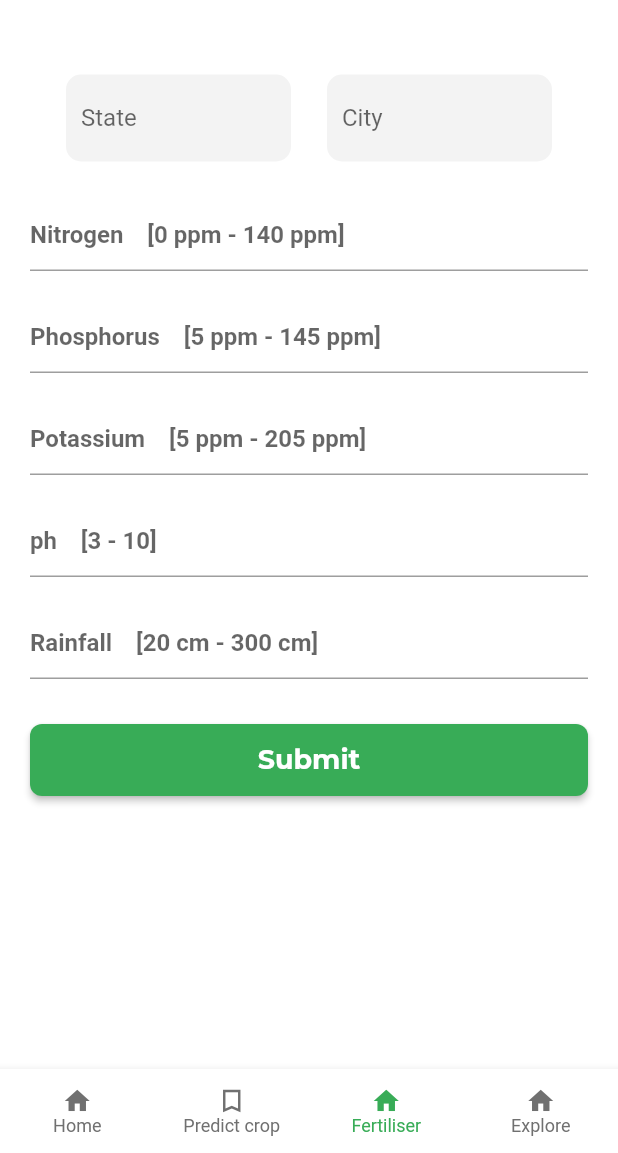
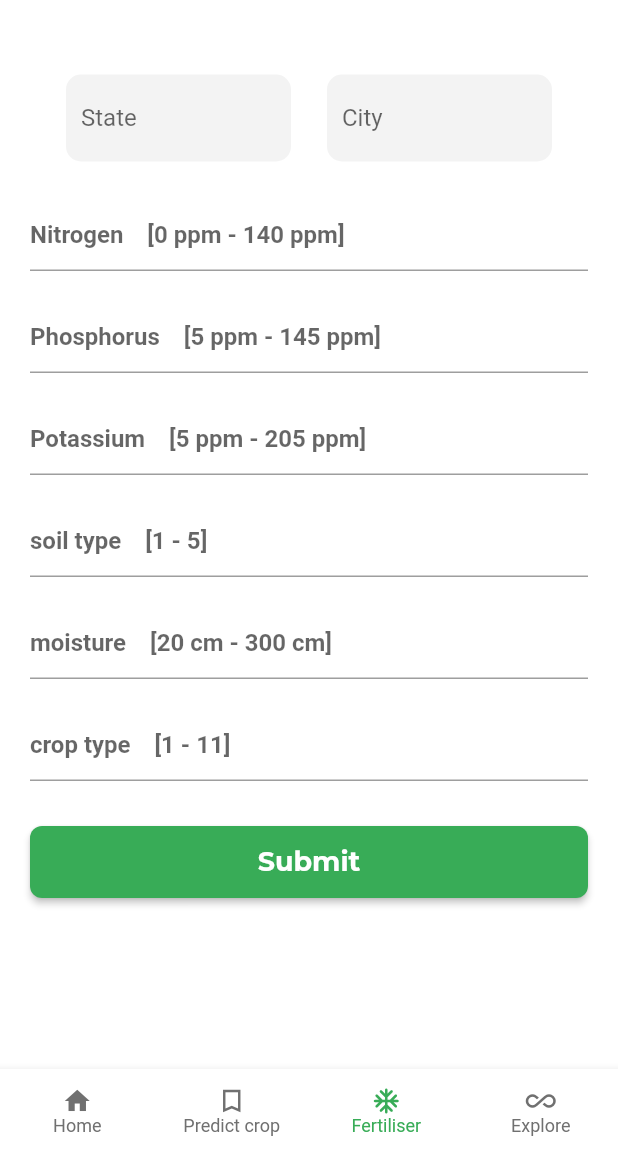
Before and after one commit to Shridhar-Atram/sihgcek, a Flutter app: the screen it shows after launch, item 3 of the bottom bar chosen, on a phone screen of 412 x 824 dp, the part 83-1236 px from its top. Run offline on Flutter 3.47's test engine with Material 2 defaults, Android fonts, the phone set to English and light mode, and no system bars; our stand-ins replace cached_network_image, cloud_firestore, firebase_auth, firebase_core, firebase_storage, flutter_easyloading and 6 more; accounts and stored records are empty.

Commit message:
fer prediction done

```diff
--- a/lib/lang/en.json
+++ b/lib/lang/en.json
@@ -1,5 +1,5 @@
 {
-    "Notification": "hello",
+    "Notification": "Notification",
     "Log In Here" : "Log In Here",
     "home_page": "Home Page",
     "personal_information": "Personal Information",
--- a/lib/lang/hi.json
+++ b/lib/lang/hi.json
@@ -1,5 +1,5 @@
 {
-    "Notification": "hello",
+    "Notification": "Notification",
     "home_page": "मुख पृष्ठ",
     "personal_information": "व्यक्तिगत जानकारी",
     "name": "नाम",
--- a/lib/lang/mr.json
+++ b/lib/lang/mr.json
@@ -1,6 +1,6 @@
 
 {
-    "Notification": "hello",
+    "Notification": "Notification",
     "home_page": "marathi मुख पृष्ठ",
     "personal_information": "व्यक्तिगत जानकारी",
     "name": "नाम",
--- a/lib/lang/pa.json
+++ b/lib/lang/pa.json
@@ -1,5 +1,5 @@
 {
-    "Notification": "hello",
+    "Notification": "Notification",
     "Notification": "hello",
     "home_page": "panjabi मुख पृष्ठ",
     "personal_information": "व्यक्तिगत जानकारी",
--- a/lib/main.dart
+++ b/lib/main.dart
@@ -10,6 +10,8 @@ import 'package:e_agri_farmers/view/screens/farmer/farmer_login/verify_login.dar
 import 'package:e_agri_farmers/view/screens/general/Explore/kharip/croptypes.dart';
 import 'package:e_agri_farmers/view/screens/general/crop_prediction/crop_prediction_screen.dart';
 import 'package:e_agri_farmers/view/screens/general/crop_prediction/result.dart';
+import 'package:e_agri_farmers/view/screens/general/fer_prediction/crop_prediction_screen.dart';
+import 'package:e_agri_farmers/view/screens/general/fer_prediction/result.dart';
 import 'package:e_agri_farmers/view/screens/general/general_controller.dart';
 import 'package:e_agri_farmers/view/screens/general/home_screen/schemes/scheme_detail_screen.dart';
 import 'package:e_agri_farmers/view/screens/general/home_screen/schemes/scheme_screen.dart';
@@ -134,6 +136,7 @@ class _MyAppState extends State<MyApp> {
           RoutePaths.toolScreen : (ctx) => const ToolScreen(),
           RoutePaths.toolDetailScreen : (ctx) => const ToolDetailScreen(),
           RoutePaths.resultScreen : (ctx) => const ResultScreen(),
+          RoutePaths.resultScreenfer : (ctx) => const FerScreen(),
           RoutePaths.onBoardScreen : (context) => const OnBoardScreen(),
           RoutePaths.chooseType : (context) => const ChooseType(),
           RoutePaths.registerFarmer : (ctx) => const FarmerRegisterScreen(),
--- a/lib/router/route_paths.dart
+++ b/lib/router/route_paths.dart
@@ -4,9 +4,10 @@ class RoutePaths{
   static String schemaScreen = "general_controller/schemaScreen";
   static String techDetailScreen = "general_controller/techScreen/techDetailScreen";
   static String techScreen = "general_controller/techScreen";
-  static String toolDetailScreen = "general_controller/techScreen/techDetailScreen";
-  static String toolScreen = "general_controller/techScreen";
+  static String toolDetailScreen = "general_controller/techScreen/toolDetailScreen";
+  static String toolScreen = "general_controller/toolScreen";
   static String resultScreen= "general_controller/resultScreen";
+  static String resultScreenfer = "general_controller/resultScreenfer";
   static String schemaDetailScreen = "general_controller/schemaScreen/schemaDetailScreen";
   static String onBoardScreen = "/on_board_screen";
   static String chooseType = "/on_board_screen/chooseType";
--- /dev/null
+++ b/lib/view/screens/general/fer_prediction/crop_prediction_screen.dart
@@ -0,0 +1,241 @@
+
+import 'package:e_agri_farmers/constants/colors/constant_colors.dart';
+import 'package:e_agri_farmers/helper/button_helper.dart';
+import 'package:e_agri_farmers/helper/text_helper.dart';
+import 'package:e_agri_farmers/helper/text_input_controller.dart';
+import 'package:e_agri_farmers/router/route_paths.dart';
+import 'package:e_agri_farmers/services/HTTP/api.dart';
+import 'package:e_agri_farmers/view/screens/buyer/buyer_dashboard/add_crop_demand_buyer/state_and_cities.dart';
+import 'package:flutter/cupertino.dart';
+import 'package:flutter/material.dart';
+
+
+// "Nitrogen": 1,
+// "Phosphorus": 5,
+// "Potassium" : 31,
+// "SoilType": 5,
+// "Moisture" : 26,
+// "CropType" : 5,
+// "State" : "Maharashtra",
+// "City" : "Nagpur"
+
+
+String search = "";
+TextEditingController nitrogen = TextEditingController();
+TextEditingController phosphorus = TextEditingController();
+TextEditingController potassium = TextEditingController();
+TextEditingController soilType = TextEditingController();
+TextEditingController moisture = TextEditingController();
+TextEditingController cropType = TextEditingController();
+// TextEditingController humidity = TextEditingController();
+
+String? city = "City";
+String? state = "State";
+
+
+class FerPrediction extends StatefulWidget {
+  final BuildContext ctx;
+
+  const FerPrediction({Key? key, required this.ctx}) : super(key: key);
+
+  @override
+  _BuyerHomeScreenState createState() => _BuyerHomeScreenState();
+}
+
+class _BuyerHomeScreenState extends State<FerPrediction> {
+  @override
+  Widget build(BuildContext context) {
+
+    return SingleChildScrollView(
+      physics: const ClampingScrollPhysics(),
+      child: Center(
+        child: Container(
+          alignment: Alignment.centerLeft,
+          constraints: const BoxConstraints(maxWidth: 500),
+          margin: const EdgeInsets.only(top: 15, left: 20, right: 20),
+          child: Column(
+            crossAxisAlignment: CrossAxisAlignment.start,
+            mainAxisAlignment: MainAxisAlignment.start,
+            children: [
+              stateAndCityPicker(),
+              TextInputController.generalTextInputController(
+                  context, 'Nitrogen', nitrogen , "0 ppm" , "140 ppm"),
+              TextInputController.generalTextInputController(
+                  context, 'Phosphorus', phosphorus , "5 ppm" , "145 ppm"),
+              TextInputController.generalTextInputController(
+                  context, 'Potassium', potassium , "5 ppm" , "205 ppm"),
+              TextInputController.generalTextInputController(
+                  context, 'soil type', soilType , "1" , "5"),
+              TextInputController.generalTextInputController(
+                  context, 'moisture', moisture , "20 cm" , "300 cm"),
+              TextInputController.generalTextInputController(
+                  context, 'crop type', cropType , "1" , "11"),
+              // TextInputController.generalTextInputController(
+              //     context, 'Temperature', temperature),
+              // TextInputController.generalTextInputController(
+              //     context, 'Humidity', humidity),
+              // _profileImage != null
+              //     ? SizedBox(
+              //   width: MediaQuery.of(context).size.width * 0.8,
+              //   child: Image(
+              //     image: FileImage(File(_profileImage!.path)),
+              //   ),
+              // )
+              //     : Container(),
+              // Row(
+              //   children: [
+              //     const Icon(
+              //       Icons.cloud_upload,
+              //       color: Colors.blue,
+              //     ),
+              //     _profileImage == null
+              //         ? ButtonHelper.getTextButton(
+              //         "Upload Crop Quality Certificate", () {
+              //       _showPicker(context);
+              //     })
+              //         : ButtonHelper.getTextButton("Change Certificate", () {
+              //       _showPicker(context);
+              //     }),
+              //   ],
+              // ),
+              // openingDatePicker(),
+              // closingDatePicker(),
+              // CheckboxListTile(
+              //   title: const Text("Transportation Facilitated"),
+              //   value: transportFacilitated,
+              //   onChanged: (newValue) {
+              //     setState(() {
+              //       transportFacilitated = newValue!;
+              //     });
+              //   },
+              //   controlAffinity:
+              //   ListTileControlAffinity.leading, //  <-- leading Checkbox
+              // ),
+              // transportFacilitated
+              //     ? TextInputController.numberInputController(
+              //         context,
+              //         "Enter Transportation Facilitated",
+              //         transportationPrice,
+              //         "Enter In Rs")
+              //     : Container(),
+              Container(
+                width: MediaQuery.of(context).size.width,
+                margin: const EdgeInsets.only(top: 20, bottom: 30),
+                height: 48,
+                child: ButtonHelper.getElevatedButton(
+                    "Submit", () async {
+                      var data = {
+                      "Nitrogen": int.parse(nitrogen.text),
+                      "Phosphorus": int.parse(phosphorus.text),
+                      "Potassium" : int.parse(potassium.text),
+                      "SoilType": int.parse(soilType.text),
+                      "Moisture" : int.parse(moisture.text),
+                      "CropType" : int.parse(cropType.text),
+                      "State" : state,
+                      "City" : city
+
+                        // "n": nitrogen.text,
+                        // "p": phosphorus.text,
+                        // "k" : potassium.text,
+                        // "Ph" : ph.text,
+                        // "Rain" : rainfall.text,
+                        // "State" : state,
+                        // "City" : city,
+                      };
+
+                      print(data);
+                    var  val = await predictFer(data: data);
+                        print(val);
+                      Navigator.pushNamed(context, RoutePaths.resultScreenfer , arguments: {"data": val});
+
+                    }
+                      ),
+
+              ),
+            ],
+          ),
+        ),
+      ),
+    );
+  }
+  void changeSearch(String s) {
+    setState(() {
+      search = s.toLowerCase();
+    });
+  }
+
+  stateAndCityPicker() {
+    return Row(
+      mainAxisAlignment: MainAxisAlignment.spaceEvenly,
+      children: [
+        Container(
+          width: 150,
+          margin: const EdgeInsets.only(top: 15, bottom: 15),
+          padding: const EdgeInsets.symmetric(horizontal: 10, vertical: 5),
+          decoration: BoxDecoration(
+              color: ConstantColors.textInputCtrl,
+              borderRadius: BorderRadius.circular(10)),
+          child: DropdownButton<String>(
+            isExpanded: true,
+            iconDisabledColor: ConstantColors.textInputCtrl,
+            iconEnabledColor: ConstantColors.textInputCtrl,
+            underline: const SizedBox(
+              height: 0,
+            ),
+            iconSize: 42,
+            hint: Text(state!),
+            items: states.map((String value) {
+              return DropdownMenuItem<String>(
+                  value: value,
+                  child: Container(
+                    child: Text(
+                      value,
+                      overflow: TextOverflow.ellipsis,
+                    ),
+                  ));
+            }).toList(),
+            onChanged: (x) {
+              setState(() {
+                city = "State";
+                state = x;
+              });
+            },
+          ),
+        ),
+        Container(
+          width: 150,
+          margin: const EdgeInsets.only(top: 15, bottom: 15),
+          padding: const EdgeInsets.symmetric(horizontal: 10, vertical: 5),
+          decoration: BoxDecoration(
+              color: ConstantColors.textInputCtrl,
+              borderRadius: BorderRadius.circular(10)),
+          child: DropdownButton<String>(
+            isExpanded: true,
+            iconDisabledColor: ConstantColors.textInputCtrl,
+            iconEnabledColor: ConstantColors.textInputCtrl,
+            underline: const SizedBox(
+              height: 0,
+            ),
+            iconSize: 42,
+            hint: Text(city!),
+            items: cities[state]!.map((String value) {
+              return DropdownMenuItem<String>(
+                  value: value,
+                  child: SizedBox(
+                    child: Text(
+                      value,
+                      overflow: TextOverflow.ellipsis,
+                    ),
+                  ));
+            }).toList(),
+            onChanged: (x) {
+              setState(() {
+                city = x;
+              });
+            },
+          ),
+        ),
+      ],
+    );
+  }
+}
--- a/lib/view/screens/general/general_controller.dart
+++ b/lib/view/screens/general/general_controller.dart
@@ -9,6 +9,7 @@ import 'package:e_agri_farmers/view/screens/general/home_screen/home_screen.dart
 import 'package:flutter/material.dart';
 
 import 'crop_prediction/crop_prediction_screen.dart';
+import 'fer_prediction/crop_prediction_screen.dart';
 
 int selectedIndex = 0;
 
@@ -33,7 +34,7 @@ class _GeneralControllerState extends State<GeneralController> {
     List<Widget> _widgetOptions = <Widget>[
       HomeScreenGeneral(ctx: context),
       CropPrediction(ctx:context),
-      CropPrediction(ctx: context),
+      FerPrediction(ctx: context),
       ExploreScreen(ctx:context),
     ];
 
@@ -81,11 +82,11 @@ class _GeneralControllerState extends State<GeneralController> {
           label: "Predict crop",
         ),
         BottomNavigationBarItem(
-          icon: Icon(Icons.home),
+          icon: Icon(Icons.ac_unit_rounded),
           label: "Fertiliser",
         ),
         BottomNavigationBarItem(
-          icon: Icon(Icons.home),
+          icon: Icon(Icons.all_inclusive),
           label: "Explore",
         ),
       ],
--- a/lib/view/screens/general/home_screen/schemes/scheme_screen.dart
+++ b/lib/view/screens/general/home_screen/schemes/scheme_screen.dart
@@ -69,7 +69,7 @@ class _AddCropScreenFarmerState extends State<SchemaScreen> {
                         children: [
                           Container(
                             margin: EdgeInsets.all(15),
-                            child: TextHelper.textWithColorSize(s!, 20, Colors.red , fontWeight: FontWeight.w700),
+                            child: TextHelper.textWithColorSize(s!, 17, Colors.black , fontWeight: FontWeight.w600),
                           ),
                           Divider(
                               thickness: 1.2,
--- a/lib/view/screens/general/home_screen/techniques/tech_detail_screen.dart
+++ b/lib/view/screens/general/home_screen/techniques/tech_detail_screen.dart
@@ -61,7 +61,7 @@ class _AddCropScreenFarmerState extends State<TechDetailScreen> {
                 Column(
                   crossAxisAlignment: CrossAxisAlignment.start,
                   children: [
-                    TextHelper.textWithColorSize("Technology :", 20, Colors.black , fontWeight:  FontWeight.w700),
+                    TextHelper.textWithColorSize("Technology :", 17, Colors.black , fontWeight:  FontWeight.w600),
                     TextHelper.textWithColorSize(sd.tech, 17, Colors.black , fontWeight:  FontWeight.w400)
                   ],
                 ),
@@ -69,7 +69,7 @@ class _AddCropScreenFarmerState extends State<TechDetailScreen> {
                 Column(
                   crossAxisAlignment: CrossAxisAlignment.start,
                   children: [
-                    TextHelper.textWithColorSize("Description :", 20, Colors.black , fontWeight:  FontWeight.w700),
+                    TextHelper.textWithColorSize("Description :", 17, Colors.black , fontWeight:  FontWeight.w600),
                     TextHelper.textWithColorSize(sd.desc, 17, Colors.black , fontWeight:  FontWeight.w400)
                   ],
                 ),
@@ -77,7 +77,7 @@ class _AddCropScreenFarmerState extends State<TechDetailScreen> {
                 Column(
                   crossAxisAlignment: CrossAxisAlignment.start,
                   children: [
-                    TextHelper.textWithColorSize("Type :", 20, Colors.black , fontWeight:  FontWeight.w700),
+                    TextHelper.textWithColorSize("Type :", 17, Colors.black , fontWeight:  FontWeight.w600),
                     TextHelper.textWithColorSize(sd.type, 17, Colors.black , fontWeight:  FontWeight.w400)
                   ],
                 ),
@@ -85,7 +85,7 @@ class _AddCropScreenFarmerState extends State<TechDetailScreen> {
                 Column(
                   crossAxisAlignment: CrossAxisAlignment.start,
                   children: [
-                    TextHelper.textWithColorSize("Type Description :", 20, Colors.black , fontWeight:  FontWeight.w700),
+                    TextHelper.textWithColorSize("Type Description :", 17, Colors.black , fontWeight:  FontWeight.w600),
                     TextHelper.textWithColorSize(sd.type_desc, 17, Colors.black , fontWeight:  FontWeight.w400)
                   ],
                 ),
--- a/lib/view/screens/general/home_screen/techniques/tech_screen.dart
+++ b/lib/view/screens/general/home_screen/techniques/tech_screen.dart
@@ -68,13 +68,14 @@ class _AddCropScreenFarmerState extends State<TechScreen> {
                       child : Column(
                         children: [
                           Container(
+                            width: 250,
                             alignment: Alignment.centerLeft,
                             margin: EdgeInsets.all(15),
-                            child: TextHelper.textWithColorSize(s!, 20, Colors.red , fontWeight: FontWeight.w700),
+                            child: TextHelper.textWithColorSize(s!, 15, Colors.black , fontWeight: FontWeight.w500),
                           ),
                           Divider(
                               thickness: 1.2,
-                              color: Colors.black
+                              color: Colors.black12
                           )
                         ],
                       )
--- a/pubspec.yaml
+++ b/pubspec.yaml
@@ -47,6 +47,7 @@ dependencies:
   photo_view: ^0.12.0
 #  flutter_linkify: ^5.0.2
   url_launcher: ^6.0.0
+  url_launcher_web: 2.0.6
 
 
 dev_dependencies:
```
Also changed, not shown: lib/services/HTTP/api.dart (+15 -0 lines), lib/view/screens/general/fer_prediction/result.dart (added, +74 -0 lines), lib/view/screens/general/home_screen/schemes/scheme_detail_screen.dart (+4 -4 lines), lib/view/screens/general/home_screen/tools/tool_screen.dart (+21 -5 lines), pubspec.lock.
